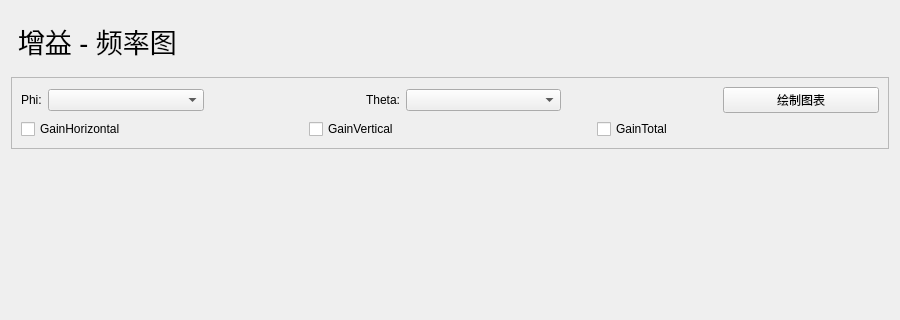
First picture: the form in analysis_gain_interface.ui, repository GongYeSUDA/AntennaTestHelper, before the edit; both pictures show x 0 to 900 and y 0 to 320 of the 900 by 700 pixel window.
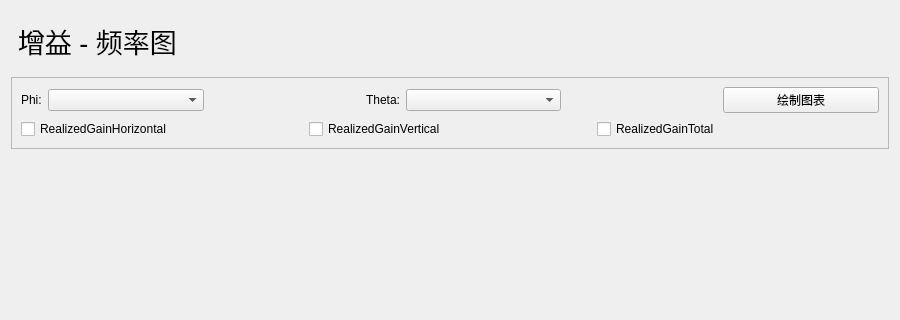
Second picture: the form after the edit. Custom widgets are drawn as their Qt base class.

```diff
--- a/analysis_gain_interface.ui
+++ b/analysis_gain_interface.ui
@@ -180,21 +180,21 @@
         <item>
          <widget class="CheckBox" name="checkBoxHori">
           <property name="text">
-           <string>GainHorizontal</string>
+           <string>RealizedGainHorizontal</string>
           </property>
          </widget>
         </item>
         <item>
          <widget class="CheckBox" name="checkBoxVert">
           <property name="text">
-           <string>GainVertical</string>
+           <string>RealizedGainVertical</string>
           </property>
          </widget>
         </item>
         <item>
          <widget class="CheckBox" name="checkBoxTotal">
           <property name="text">
-           <string>GainTotal</string>
+           <string>RealizedGainTotal</string>
           </property>
          </widget>
         </item>
```
